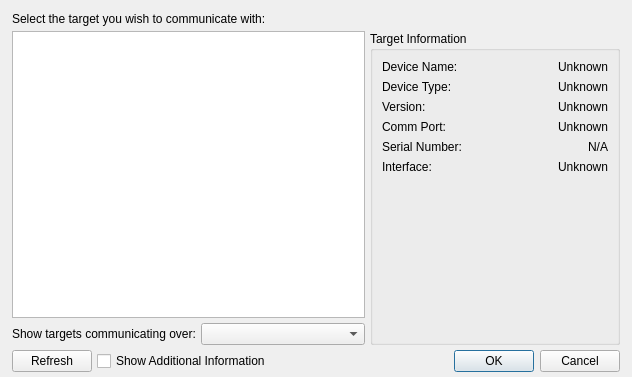
Before: the Qt Designer form ui/TargetDialog.ui in kipr/kiss, drawn with Qt 5.
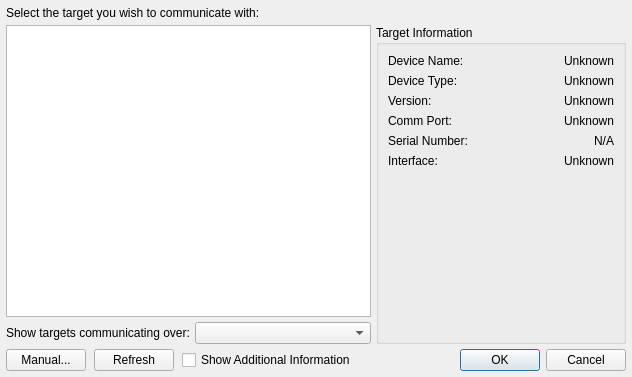
After: the same form once the commit is applied.

```diff
--- a/ui/TargetDialog.ui
+++ b/ui/TargetDialog.ui
@@ -17,17 +17,8 @@
    <property name="spacing">
     <number>5</number>
    </property>
-   <property name="leftMargin">
-    <number>12</number>
-   </property>
-   <property name="topMargin">
-    <number>12</number>
-   </property>
-   <property name="rightMargin">
-    <number>12</number>
-   </property>
-   <property name="bottomMargin">
-    <number>5</number>
+   <property name="margin">
+    <number>6</number>
    </property>
    <item>
     <widget class="QLabel" name="label_4">
@@ -230,6 +221,16 @@
    </item>
    <item>
     <layout class="QHBoxLayout" name="horizontalLayout_7">
+     <property name="spacing">
+      <number>8</number>
+     </property>
+     <item>
+      <widget class="QPushButton" name="ui_manual">
+       <property name="text">
+        <string>Manual...</string>
+       </property>
+      </widget>
+     </item>
      <item>
       <widget class="QPushButton" name="ui_refresh">
        <property name="text">
```
